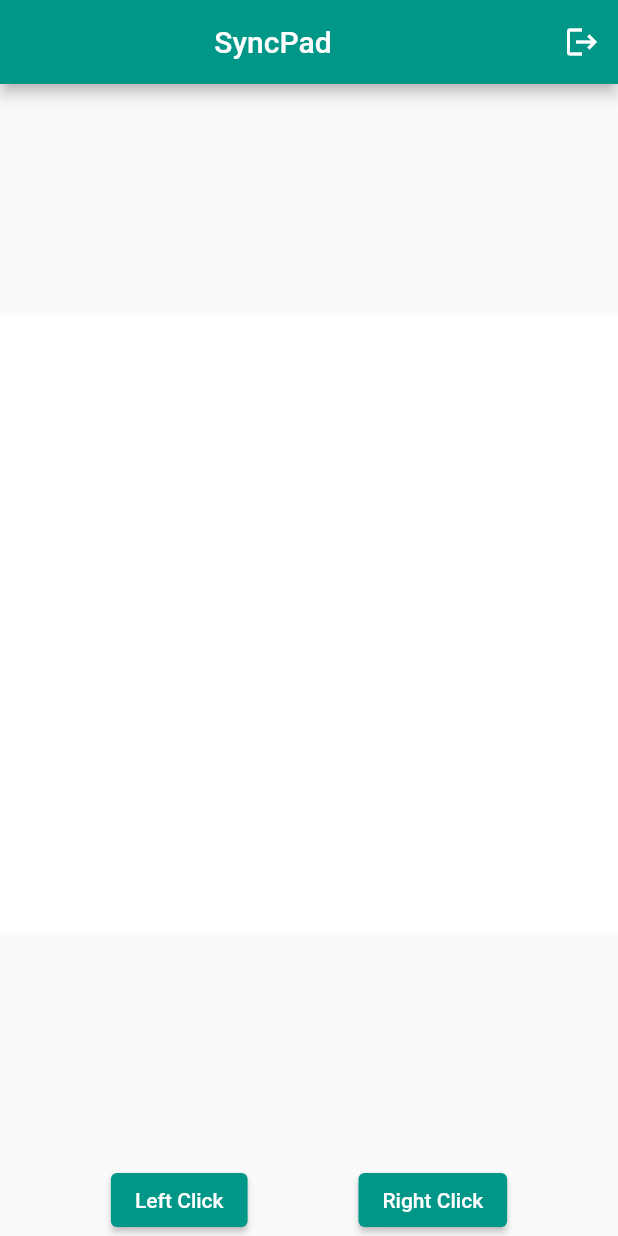
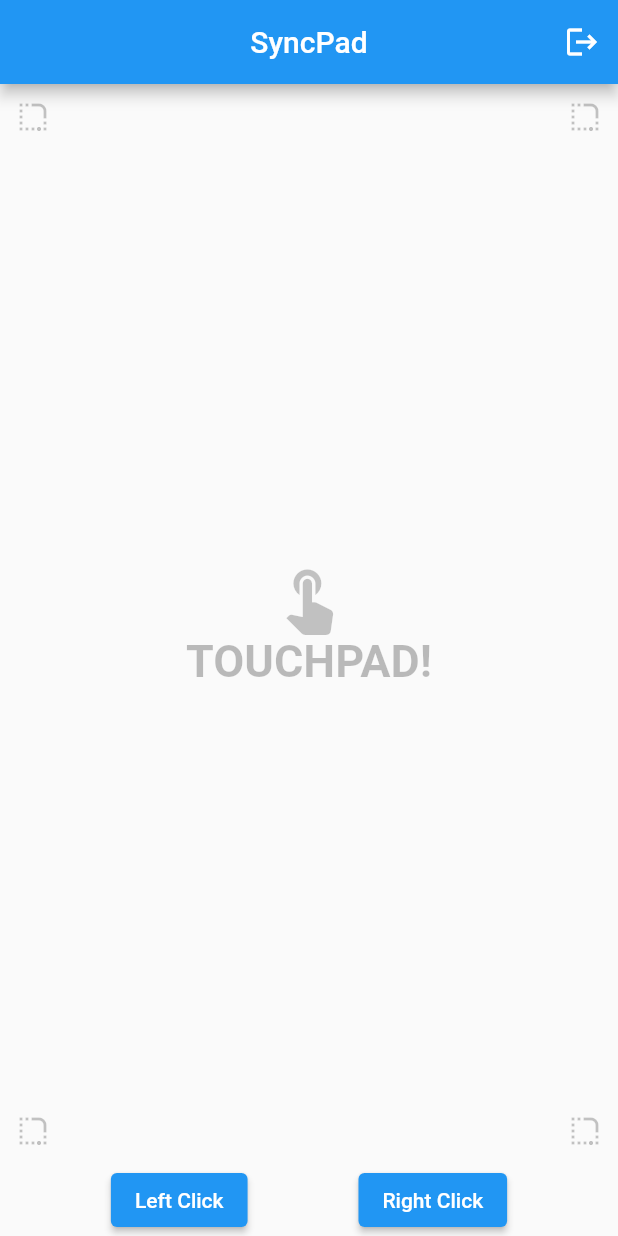
Before and after one commit to mukundsolanki/SyncPad, a Flutter app: the screen it shows after launch, after a tap on "Submit", on a phone screen of 412 x 824 dp. Run offline on Flutter 3.47's test engine with Material 2 defaults, Android fonts, the phone set to English and light mode, and no system bars; our stand-ins replace socket_io_client; network calls fail.

Commit message:
Updated the touch bar design

```diff
--- a/lib/touchpad_screen.dart
+++ b/lib/touchpad_screen.dart
@@ -1,4 +1,3 @@
-import 'dart:math' as math;
 import 'package:flutter/material.dart';
 import 'package:flutter/services.dart';
 import 'package:socket_io_client/socket_io_client.dart' as IO;
@@ -39,7 +38,7 @@
 
   void connectToServer() {
     socket = IO.io(
-      'http://${widget.ipAddress}:3000',
+      'http://${widget.ipAddress}:6969',
       IO.OptionBuilder()
           .setTransports(['websocket'])
           .enableAutoConnect()
@@ -81,11 +80,13 @@
   Widget build(BuildContext context) {
     return Scaffold(
       appBar: AppBar(
-        title: Center(child: Text('SyncPad')),
+        centerTitle: true,
+        backgroundColor: Colors.blue,
+        title: const Text('SyncPad'),
         actions: [
           IconButton(
             onPressed: disconnect,
-            icon: Icon(Icons.logout),
+            icon: const Icon(Icons.logout),
           ),
         ],
       ),
@@ -105,11 +106,75 @@
                   int dy = details.delta.dy.round();
                   sendMouseEvent('move', dx, dy);
                 },
-                child: Transform.rotate(
-                  angle: -90 * math.pi / 180,
-                  child: Container(
-                    color: Color.fromARGB(255, 255, 255, 255),
-                  ),
+                child: const Stack(
+                  children: [
+                    Positioned(
+                      top: 10,
+                      left: 10,
+                      child: Opacity(
+                        opacity: 0.26,
+                        child: Icon(
+                          Icons.rounded_corner,
+                          size: 24,
+                        ),
+                      ),
+                    ),
+                    Positioned(
+                      top: 10,
+                      right: 10,
+                      child: Opacity(
+                        opacity: 0.26,
+                        child: Icon(
+                          Icons.rounded_corner,
+                          size: 24,
+                        ),
+                      ),
+                    ),
+                    Positioned(
+                      bottom: 10,
+                      left: 10,
+                      child: Opacity(
+                        opacity: 0.26,
+                        child: Icon(
+                          Icons.rounded_corner,
+                          size: 24,
+                        ),
+                      ),
+                    ),
+                    Positioned(
+                      bottom: 10,
+                      right: 10,
+                      child: Opacity(
+                        opacity: 0.26,
+                        child: Icon(
+                          Icons.rounded_corner,
+                          size: 24,
+                        ),
+                      ),
+                    ),
+                    Center(
+                      child: Column(
+                        mainAxisAlignment: MainAxisAlignment.center,
+                        children: [
+                          Opacity(
+                            opacity: 0.26,
+                            child: Icon(
+                              Icons.touch_app,
+                              size: 50,
+                            ),
+                          ),
+                          Text(
+                            'TOUCHPAD!',
+                            style: TextStyle(
+                              fontSize: 30,
+                              fontWeight: FontWeight.bold,
+                              color: Colors.black26,
+                            ),
+                          ),
+                        ],
+                      ),
+                    ),
+                  ],
                 ),
               ),
             ),
@@ -121,13 +186,21 @@
                 onPressed: () {
                   sendMouseAction('left_click');
                 },
-                child: Text('Left Click'),
+                style: ButtonStyle(
+                  backgroundColor:
+                      MaterialStateProperty.all<Color>(Colors.blue),
+                ),
+                child: const Text('Left Click'),
               ),
               ElevatedButton(
                 onPressed: () {
                   sendMouseAction('right_click');
                 },
-                child: Text('Right Click'),
+                style: ButtonStyle(
+                  backgroundColor:
+                      MaterialStateProperty.all<Color>(Colors.blue),
+                ),
+                child: const Text('Right Click'),
               ),
             ],
           ),
```
